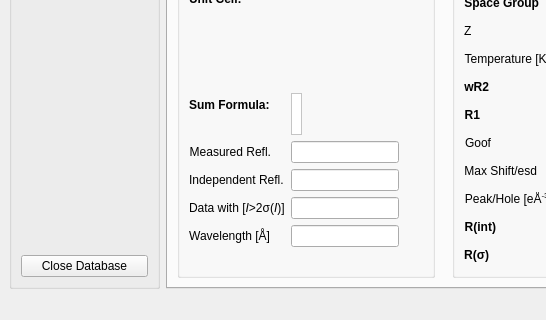
The window that gui/strf_main.ui (dkratzert/StructureFinder) describes before a commit, drawn with Qt 5; both pictures show x 0 to 546 and y 395 to 715 of the 1280 by 715 pixel window.
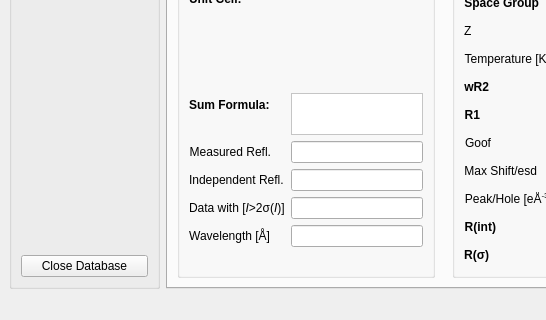
The same window after the commit.

```diff
--- a/gui/strf_main.ui
+++ b/gui/strf_main.ui
@@ -608,7 +608,7 @@
              <item>
               <layout class="QFormLayout" name="formLayout_2">
                <property name="fieldGrowthPolicy">
-                <enum>QFormLayout::FieldsStayAtSizeHint</enum>
+                <enum>QFormLayout::AllNonFixedFieldsGrow</enum>
                </property>
                <item row="0" column="0">
                 <widget class="QLabel" name="label">
@@ -629,7 +629,7 @@
                   <bool>true</bool>
                  </property>
                  <property name="sizePolicy">
-                  <sizepolicy hsizetype="Preferred" vsizetype="Preferred">
+                  <sizepolicy hsizetype="Expanding" vsizetype="Preferred">
                    <horstretch>0</horstretch>
                    <verstretch>0</verstretch>
                   </sizepolicy>
```
Left out of the diff: 34 changed lines with no effect on the pictures.
